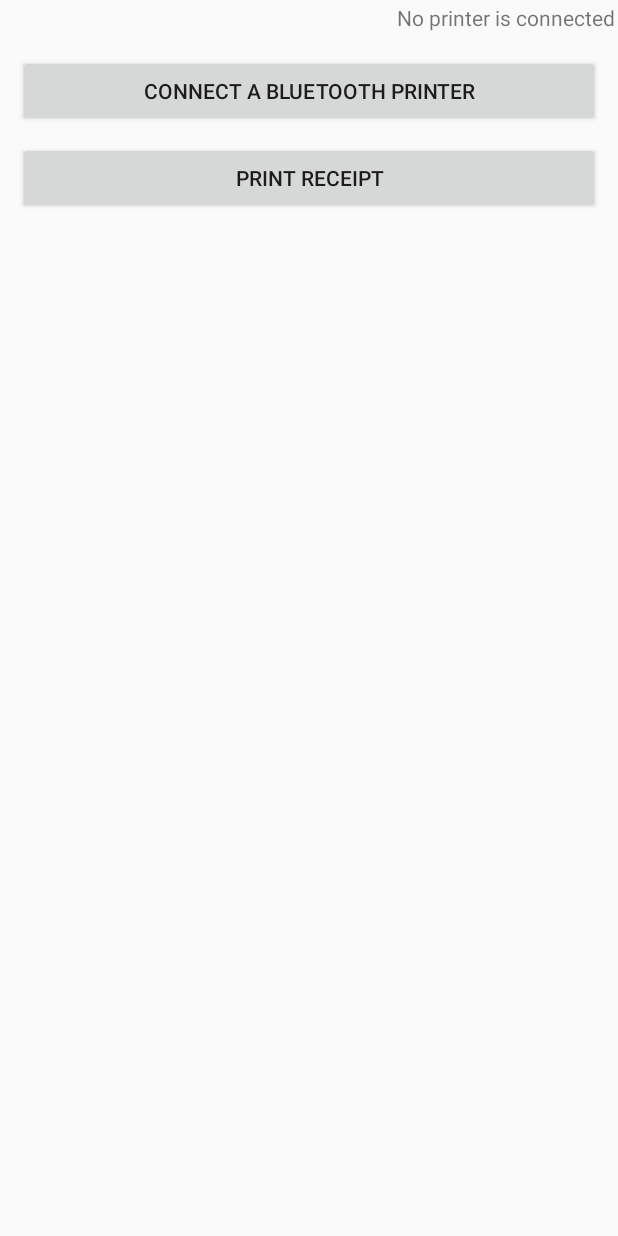
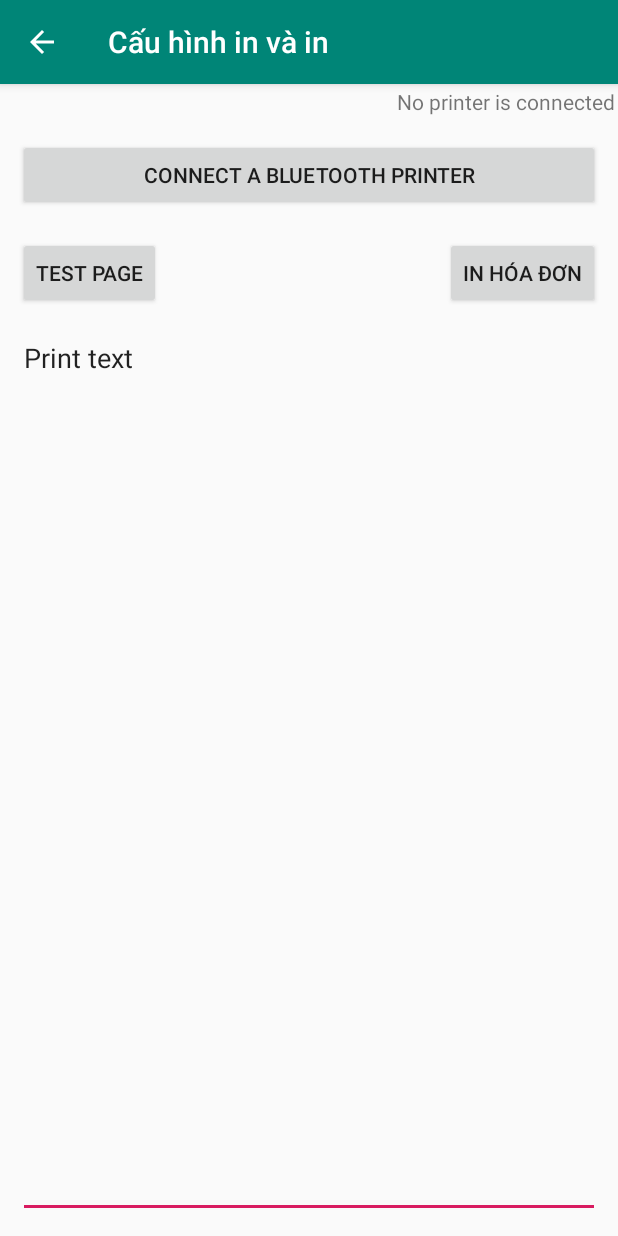
Before and after one commit to thanhvt/CCISApp, an Android app: the BluetoothPrinterActivity screen opened directly, with no data from a screen before it, on a phone screen of 412 x 824 dp. Run offline under Robolectric (Android 15) with nearby library versions, the phone set to English and light mode, and no system bars.

Commit message:
Print screen

```diff
--- a/app/src/main/java/com/es/printer/BluetoothPrinterActivity.java
+++ b/app/src/main/java/com/es/printer/BluetoothPrinterActivity.java
@@ -10,8 +10,10 @@ import android.content.Intent;
 import android.os.Bundle;
 import android.os.Handler;
 import android.os.Message;
+import android.support.v7.app.ActionBar;
 import android.support.v7.app.AppCompatActivity;
 import android.util.Log;
+import android.view.MenuItem;
 import android.view.View;
 import android.view.View.OnClickListener;
 import android.widget.Button;
@@ -51,6 +53,12 @@ public class BluetoothPrinterActivity extends AppCompatActivity {
         Log.e(TAG, "+++ ON CREATE +++");
 
         setContentView(R.layout.bluetooth_printer_activity);
+
+        ActionBar actionBar = this.getSupportActionBar();
+
+        if (actionBar != null) {
+            actionBar.setDisplayHomeAsUpEnabled(true);
+        }
 
         CONTEXT = getApplicationContext();
         alertDlgBuilder = new AlertDialog.Builder(BluetoothPrinterActivity.this);
@@ -257,9 +265,6 @@ public class BluetoothPrinterActivity extends AppCompatActivity {
             }
 
         }
-
-        ;
-
     };
 
     @Override
@@ -268,4 +273,14 @@ public class BluetoothPrinterActivity extends AppCompatActivity {
         if (BLUETOOTH_PRINTER.IsNoConnection())
             BLUETOOTH_PRINTER.stop();
     }
+
+    @Override
+    public boolean onOptionsItemSelected(MenuItem item) {
+        int id = item.getItemId();
+        if (id == android.R.id.home) {
+            super.onBackPressed();
+            return true;
+        }
+        return super.onOptionsItemSelected(item);
+    }
 }
--- a/app/src/main/java/com/es/printer/StaticValue.java
+++ b/app/src/main/java/com/es/printer/StaticValue.java
@@ -11,8 +11,8 @@ import java.util.ArrayList;
 public class StaticValue {
     public static boolean isPrinterConnected = false;
     public static ArrayList<SalesModel> arrayListSalesModel = new ArrayList<SalesModel>();
-    public static final String CURRENCY = "EUR";
+    public static final String CURRENCY = "VNĐ";
     public static final double VAT = 10.00;
     public static final String VAT_REGISTRATION_NUMBER = "8877BD9877";
-    public static final String BRANCH_ADDRESS = "70188, Stuttgart, Germany";
+    public static final String BRANCH_ADDRESS = "11 Cửa Bắc, Ba Đình, Hà Nội";
 }
--- a/app/src/main/res/layout/bluetooth_printer_activity.xml
+++ b/app/src/main/res/layout/bluetooth_printer_activity.xml
@@ -1,13 +1,8 @@
 <?xml version="1.0" encoding="utf-8"?>
 <RelativeLayout xmlns:android="http://schemas.android.com/apk/res/android"
     android:layout_width="match_parent"
-    android:layout_height="wrap_content"
-    android:layout_gravity="fill_vertical">
-
-    <RelativeLayout
-        android:id="@+id/printer_rl"
-        android:layout_width="match_parent"
     android:layout_height="match_parent"
+    android:layout_gravity="fill_vertical"
     android:padding="2dp">
 
     <TextView
@@ -27,32 +22,43 @@
         android:layout_height="wrap_content"
         android:layout_below="@id/txtPrinerStatus"
         android:layout_marginLeft="10dp"
+        android:layout_marginTop="10dp"
         android:layout_marginRight="10dp"
-            android:layout_marginTop="10dp"
         android:text="@string/connect_bluetooth_device_btn" />
 
     <Button
         android:id="@+id/btn_print"
-            android:layout_width="match_parent"
+        android:layout_width="wrap_content"
         android:layout_height="wrap_content"
         android:layout_below="@id/btn_connect_bluetooth_device"
+        android:layout_alignStart="@+id/btn_connect_bluetooth_device"
+        android:layout_alignLeft="@id/btn_connect_bluetooth_device"
+        android:layout_marginTop="17dp"
+        android:text="@string/print_btn" />
+
+    <Button
+        android:id="@+id/btn_inhd"
+        android:layout_width="wrap_content"
+        android:layout_height="wrap_content"
+        android:layout_below="@id/btn_connect_bluetooth_device"
+        android:layout_alignEnd="@+id/btn_connect_bluetooth_device"
+        android:layout_alignRight="@id/btn_connect_bluetooth_device"
+        android:layout_marginTop="17dp"
+        android:text="In hóa đơn" />
+
+    <EditText
+        android:id="@+id/edIn"
+        android:layout_width="match_parent"
+        android:layout_height="match_parent"
+        android:layout_below="@+id/btn_print"
+        android:layout_centerHorizontal="true"
+        android:layout_marginStart="10dp"
         android:layout_marginLeft="10dp"
+        android:layout_marginTop="10dp"
+        android:layout_marginEnd="10dp"
         android:layout_marginRight="10dp"
-            android:layout_marginTop="10dp"
-            android:text="@string/print_btn" />
-        android:text="@string/bt_inquiry_btn" />
-
-        <!--<ImageView-->
-        <!--android:id="@+id/printer_imgPOSPrinter"-->
-        <!--android:layout_width="wrap_content"-->
-        <!--android:layout_height="wrap_content"-->
-        <!--android:scaleType="fitXY"-->
-        <!--android:src="@drawable/pos_printer_offliine" -->
-        <!--android:layout_centerInParent="true"-->
-        <!--android:layout_marginTop="10dp"-->
-        <!--android:layout_below="@+id/btn_test"-->
-        <!--android:contentDescription="@string/contentdesctiption"/>-->
-    </RelativeLayout>
-
+        android:layout_marginBottom="10dp"
+        android:gravity="top"
+        android:text="Print text" />
 
 </RelativeLayout>
--- a/app/src/main/res/values/strings.xml
+++ b/app/src/main/res/values/strings.xml
@@ -126,7 +126,7 @@
     <string name="title_other_devices">Other Available Devices</string>
     <string name="button_scan">Search for devices</string>
     <string name="connect_bluetooth_device_btn">Connect a Bluetooth Printer</string>
-    <string name="print_btn">Print Receipt</string>
+    <string name="print_btn">Test Page</string>
     <string name="option_btn">Print Option</string>
     <string name="bt_inquiry_btn">Inquiry Status</string>
     <string name="quit_btn">Quit</string>
```
Also changed, not shown: app/src/main/AndroidManifest.xml (+6 -4 lines), app/src/main/java/com/es/ccisapp/TaxInvoiceDetailFragment.java (+9 -0 lines), app/src/main/java/com/es/model/SalesModel.java (+4 -4 lines), app/src/main/java/com/es/printer/PrintReceipt.java (+8 -4 lines). Lines whose indentation alone changed are shown as unchanged.
